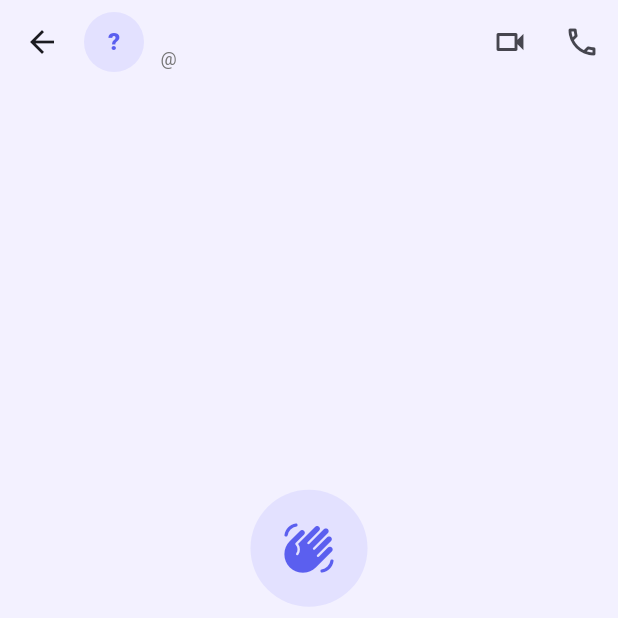
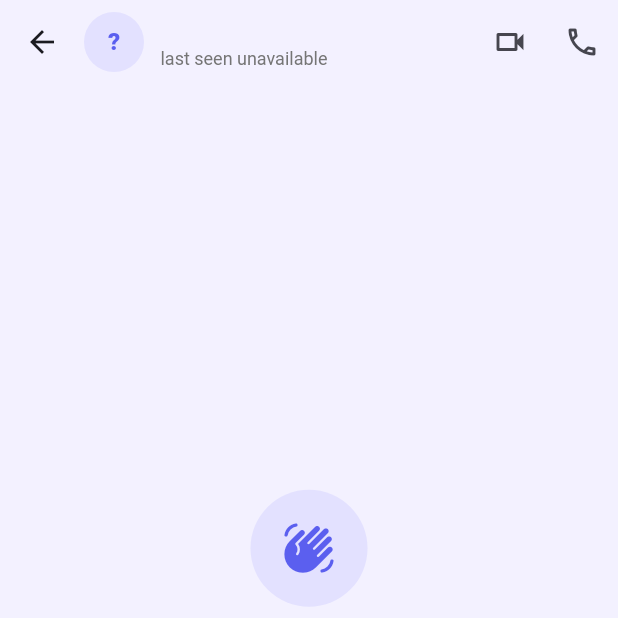
Before and after one commit to Vedant2402/ConnectUs, a Flutter app: the ChatScreen screen opened directly with empty values, on a phone screen of 412 x 824 dp, the top half of it. Run offline on Flutter 3.47's test engine with Material 3 defaults, Android fonts, the phone set to English and light mode, and no system bars; our stand-ins replace flutter_dotenv, supabase_flutter; missing offline and left inert: liquid_glass_widgets; accounts and stored records are empty; network calls fail.

Commit message:
Start Day 3 with live presence and last seen

```diff
--- a/connectus_app/lib/features/chat/presentation/chat_screen.dart
+++ b/connectus_app/lib/features/chat/presentation/chat_screen.dart
@@ -34,6 +34,7 @@ class _ChatScreenState extends State<ChatScreen> {
   late final Stream<List<Map<String, dynamic>>> messagesStream;
 
   late final Stream<List<Map<String, dynamic>>> receiptsStream;
+  late final Stream<List<Map<String, dynamic>>> otherProfileStream;
   late final RealtimeChannel typingChannel;
 
   final Set<String> markedAsReadMessageIds = {};
@@ -64,6 +65,11 @@ class _ChatScreenState extends State<ChatScreen> {
         .from('message_receipts')
         .stream(primaryKey: ['message_id', 'user_id'])
         .eq('user_id', widget.otherUserId);
+
+    otherProfileStream = Supabase.instance.client
+        .from('profiles')
+        .stream(primaryKey: ['id'])
+        .eq('id', widget.otherUserId);
 
     typingChannel = Supabase.instance.client
         .channel('typing:${widget.conversationId}')
@@ -329,6 +335,23 @@ class _ChatScreenState extends State<ChatScreen> {
     return '$displayHour:$minute $period';
   }
 
+  String formatLastSeen(DateTime? value) {
+    if (value == null) return 'last seen unavailable';
+
+    final difference = DateTime.now().difference(value);
+
+    if (difference.inMinutes < 1) return 'last seen just now';
+    if (difference.inHours < 1) {
+      return 'last seen ${difference.inMinutes}m ago';
+    }
+    if (difference.inDays < 1) {
+      return 'last seen ${difference.inHours}h ago';
+    }
+    if (difference.inDays == 1) return 'last seen yesterday';
+
+    return 'last seen ${value.month}/${value.day}/${value.year}';
+  }
+
   DateTime? parseMessageDate(dynamic value) {
     return DateTime.tryParse(value?.toString() ?? '')?.toLocal();
   }
@@ -389,7 +412,23 @@ class _ChatScreenState extends State<ChatScreen> {
         elevation: 0,
         backgroundColor: Colors.transparent,
         titleSpacing: 0,
-        title: Row(
+        title: StreamBuilder<List<Map<String, dynamic>>>(
+          stream: otherProfileStream,
+          builder: (context, snapshot) {
+            final profile = snapshot.data?.isNotEmpty == true
+                ? snapshot.data!.first
+                : <String, dynamic>{};
+            final lastSeen = DateTime.tryParse(
+              profile['last_seen_at']?.toString() ?? '',
+            )?.toLocal();
+            final storedOnline =
+                profile['is_online'] as bool? ?? widget.isOnline;
+            final isRecentlyActive =
+                lastSeen != null &&
+                DateTime.now().difference(lastSeen).inSeconds < 75;
+            final showAsOnline = storedOnline && isRecentlyActive;
+
+            return Row(
               children: [
                 Stack(
                   clipBehavior: Clip.none,
@@ -414,7 +453,7 @@ class _ChatScreenState extends State<ChatScreen> {
                             )
                           : null,
                     ),
-                if (widget.isOnline)
+                    if (showAsOnline)
                       Positioned(
                         right: -1,
                         bottom: -1,
@@ -448,12 +487,12 @@ class _ChatScreenState extends State<ChatScreen> {
                         ),
                       ),
                       Text(
-                    widget.isOnline ? 'Online' : '@${widget.username}',
+                        showAsOnline ? 'online' : formatLastSeen(lastSeen),
                         maxLines: 1,
                         overflow: TextOverflow.ellipsis,
                         style: TextStyle(
                           fontSize: 12,
-                      color: widget.isOnline
+                          color: showAsOnline
                               ? const Color(0xFF2A9D55)
                               : Colors.grey.shade600,
                         ),
@@ -462,6 +501,8 @@ class _ChatScreenState extends State<ChatScreen> {
                   ),
                 ),
               ],
+            );
+          },
         ),
         actions: [
           IconButton(
```
Also changed, not shown: connectus_app/lib/features/conversations/presentation/home_screen.dart (+43 -1 lines), 1 other file. Lines whose indentation alone changed are shown as unchanged.
